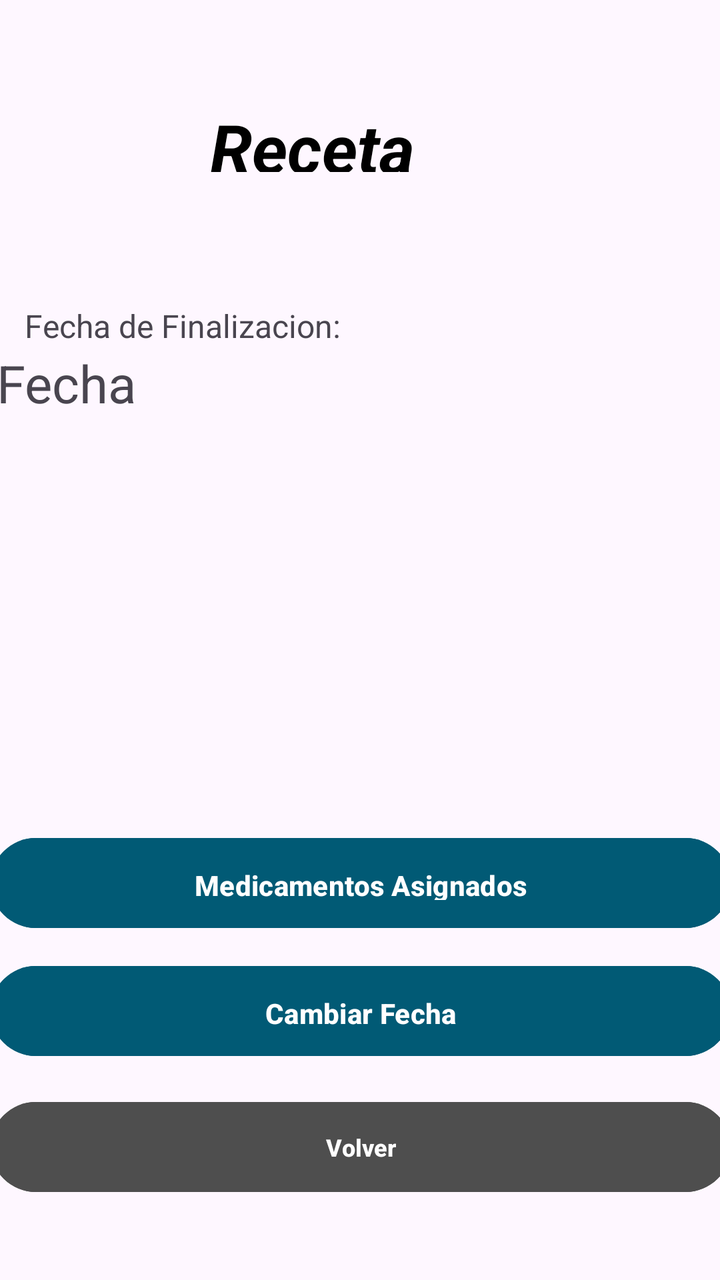
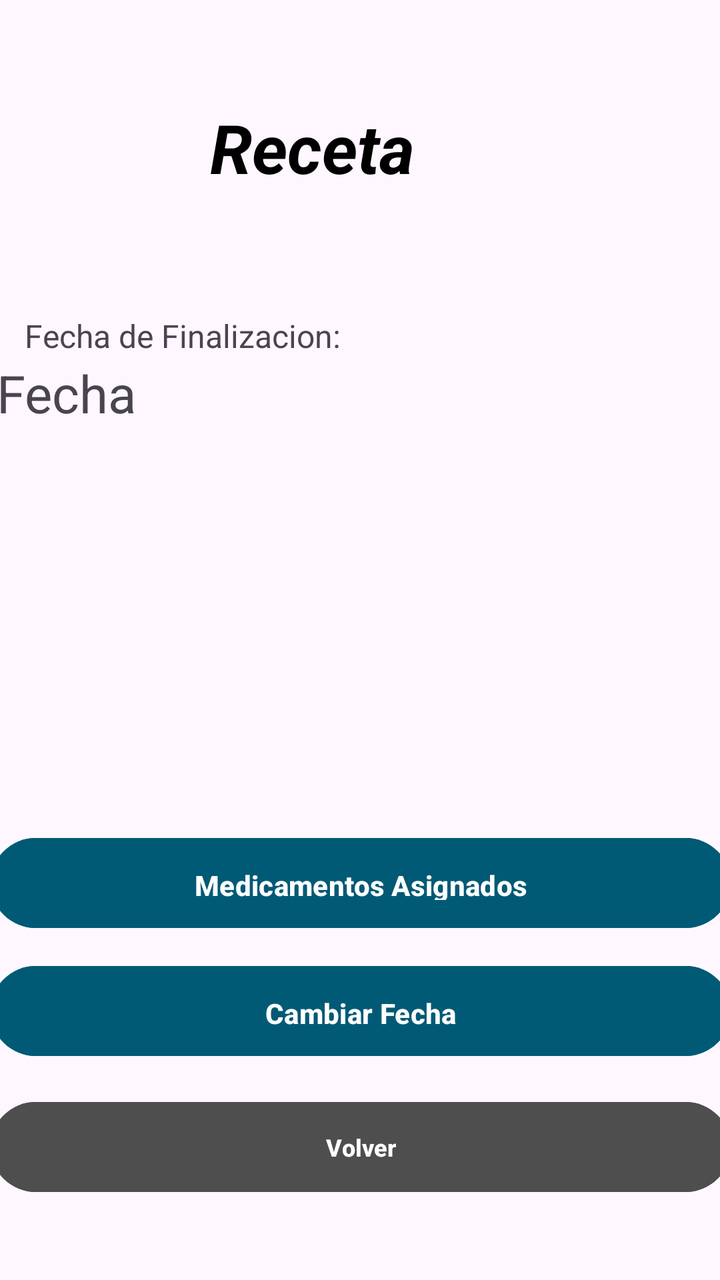

The first picture is an Android layout as it rendered before a commit; the second is the same layout after the commit. The layout source and the unified diff follow.
<!-- AndroidManifest.xml: application theme Theme.MobilesVC -->
<!-- res/layout/receta_view.xml -->
<?xml version="1.0" encoding="utf-8"?>
<androidx.constraintlayout.widget.ConstraintLayout xmlns:android="http://schemas.android.com/apk/res/android"
    xmlns:app="http://schemas.android.com/apk/res-auto"
    xmlns:tools="http://schemas.android.com/tools"
    android:layout_width="match_parent"
    android:layout_height="match_parent">

    <androidx.constraintlayout.widget.ConstraintLayout
        android:id="@+id/constraintLayout"
        android:layout_width="match_parent"
        android:layout_height="match_parent">

        <TextView
            android:id="@+id/textView52"
            android:layout_width="200dp"
            android:layout_height="22dp"
            android:text="Fecha de Finalizacion:"
            android:textSize="16sp"
            app:layout_constraintBottom_toTopOf="@+id/vFecha"
            app:layout_constraintEnd_toEndOf="parent"
            app:layout_constraintHorizontal_bias="0.077"
            app:layout_constraintStart_toStartOf="parent" />

        <TextView
            android:id="@+id/vFecha"
            android:layout_width="364dp"
            android:layout_height="50dp"
            android:layout_marginTop="88dp"
            android:text="Fecha"
            android:textSize="26sp"
            app:layout_constraintEnd_toEndOf="parent"
            app:layout_constraintStart_toStartOf="parent"
            app:layout_constraintTop_toBottomOf="@+id/textView5" />

        <Button
            android:id="@+id/vToMedicamentosList"
            android:layout_width="370dp"
            android:layout_height="53dp"
            android:layout_marginBottom="172dp"
            android:backgroundTint="#015A75"
            android:paddingVertical="14dp"
            android:text="Medicamentos Asignados"
            android:textStyle="bold"
            app:layout_constraintBottom_toBottomOf="parent"
            app:layout_constraintEnd_toEndOf="parent"
            app:layout_constraintHorizontal_bias="0.5"
            app:layout_constraintStart_toStartOf="parent" />

        <Button
            android:id="@+id/vToRecetaEdit"
            android:layout_width="370dp"
            android:layout_height="53dp"
            android:layout_marginBottom="108dp"
            android:backgroundTint="#015A75"
            android:paddingVertical="14dp"
            android:text="Cambiar Fecha"
            android:textStyle="bold"
            app:layout_constraintBottom_toBottomOf="parent"
            app:layout_constraintEnd_toEndOf="parent"
            app:layout_constraintHorizontal_bias="0.5"
            app:layout_constraintStart_toStartOf="parent" />

        <TextView
            android:id="@+id/textView5"
            android:layout_width="150dp"
            android:layout_height="35dp"
            android:layout_marginTop="51dp"
            android:fontFamily="sans-serif"
            android:text="Receta"
            android:textColor="#000000"
            android:textSize="34sp"
            android:textStyle="bold|italic"
            app:layout_constraintEnd_toEndOf="parent"
            app:layout_constraintStart_toStartOf="parent"
            app:layout_constraintTop_toTopOf="parent"
            tools:textSize="26sp" />

        <Button
            android:id="@+id/vVolverReceta"
            android:layout_width="370dp"
            android:layout_height="53dp"
            android:layout_marginHorizontal="24dp"
            android:layout_marginBottom="40dp"
            android:backgroundTint="#4E4E4E"
            android:paddingVertical="10dp"
            android:text="Volver"
            android:textSize="12sp"
            android:textStyle="bold"
            android:visibility="visible"
            app:layout_constraintBottom_toBottomOf="parent"
            app:layout_constraintEnd_toEndOf="parent"
            app:layout_constraintStart_toStartOf="parent" />

    </androidx.constraintlayout.widget.ConstraintLayout>

</androidx.constraintlayout.widget.ConstraintLayout>
<!-- resources referenced by this layout -->
<resources>
  <style name="Theme.MobilesVC" parent="Base.Theme.MobilesVC" />
  <style name="Base.Theme.MobilesVC" parent="Theme.Material3.DayNight.NoActionBar">
          
          
      </style>
</resources>

<!-- the commit's change to res/layout/receta_view.xml (unified diff, before → after) -->
@@ -63,7 +63,7 @@
         <TextView
             android:id="@+id/textView5"
             android:layout_width="150dp"
-            android:layout_height="35dp"
+            android:layout_height="40dp"
             android:layout_marginTop="51dp"
             android:fontFamily="sans-serif"
             android:text="Receta"
